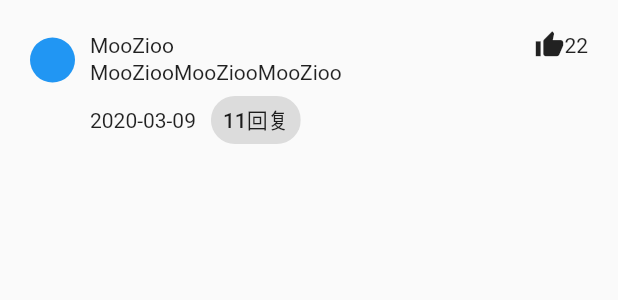
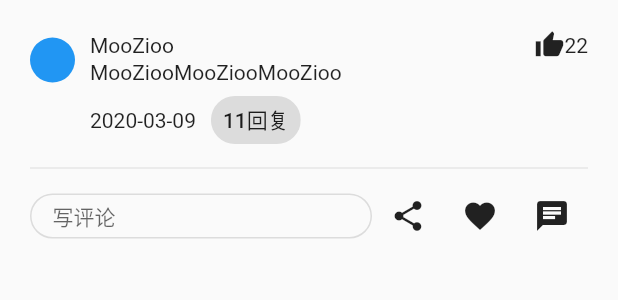
Before and after one commit to MooZiXiao/Moo_flutter_tou_tiao_app, a Flutter app: the Comment widget shown alone on an empty page, opened directly, on a phone screen of 412 x 824 dp. Shown: the top 300 px of the screen. Run offline on Flutter 3.47's test engine with Material 2 defaults, Android fonts, the phone set to English and light mode, and no system bars; our stand-ins replace dio, flutter_widget_from_html_core, shared_preferences, timeago; accounts and stored records are empty; network calls fail.

Commit message:
详情 评论框

```diff
--- a/lib/detail/comment.dart
+++ b/lib/detail/comment.dart
@@ -5,7 +5,9 @@ class Comment extends StatelessWidget {
   Widget build(BuildContext context) {
     return Padding(
       padding: EdgeInsets.all(20.0),
-      child: Row(
+      child: Column(
+        children: <Widget>[
+          Row(
             mainAxisAlignment: MainAxisAlignment.start,
             crossAxisAlignment: CrossAxisAlignment.start,
             children: <Widget>[
@@ -49,9 +51,53 @@ class Comment extends StatelessWidget {
                           label: Text('11回复'),
                         )
                       ],
-                )
+                    ),
                   ],
                 ),
+              ),
+            ],
+          ),
+          Divider(),
+          Row(
+            children: <Widget>[
+              Expanded(
+                child: Container(
+                  height: 30.0,
+                  decoration: BoxDecoration(
+                    border: Border.all(
+                      color: Colors.black12
+                    ),
+                    borderRadius: BorderRadius.circular(30.0)
+                  ),
+                  child: TextField(
+                    decoration: InputDecoration(
+                      hintText: '写评论',
+                      hintStyle: TextStyle(
+                        fontSize: 14.0
+                      ),
+                      contentPadding: EdgeInsets.only(
+                        left: 14.0,
+                        bottom: 11.0
+                      ),
+                      enabledBorder: InputBorder.none,
+                      focusedBorder: InputBorder.none
+                    ),
+                  ),
+                ),
+              ),
+              IconButton(
+                icon: Icon(Icons.share),
+                onPressed: () {},
+              ),
+              IconButton(
+                icon: Icon(Icons.favorite),
+                onPressed: () {},
+              ),
+              IconButton(
+                icon: Icon(Icons.chat),
+                onPressed: () {},
+              ),
+            ],
           )
         ],
       )
```
Lines whose indentation alone changed are shown as unchanged.
